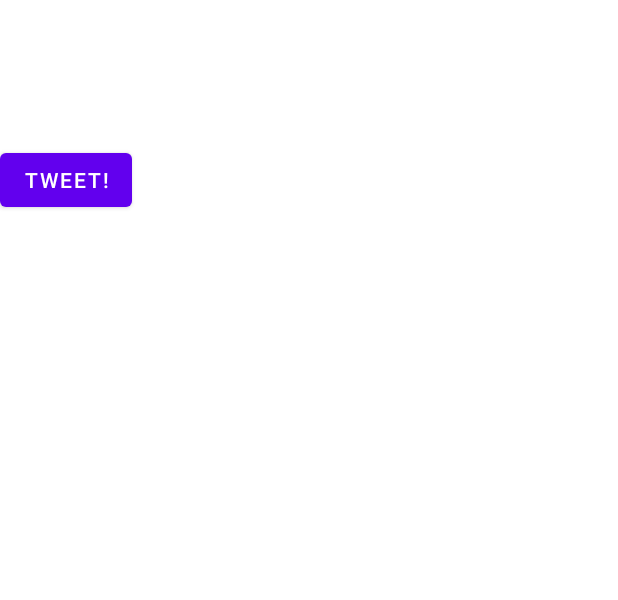
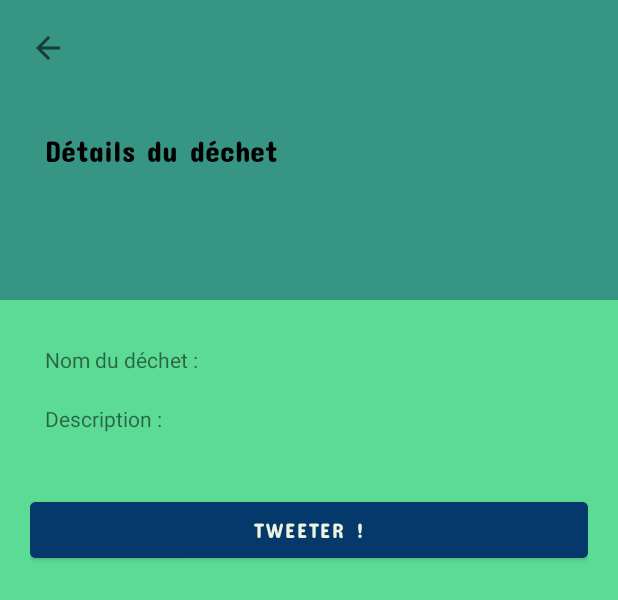
Before and after one commit to emmvou/balanceTonDechet, an Android app: the layout fragment_trash_data.xml on its own in the app's theme, with its tools: preview values and no code run, on a phone screen of 412 x 824 dp. Shown: the top 600 px of the screen. Run offline under Robolectric (Android 15) with nearby library versions, the phone set to English and light mode, and no system bars; network calls fail.

Commit message:
created layout

```diff
--- a/app/src/main/AndroidManifest.xml
+++ b/app/src/main/AndroidManifest.xml
@@ -44,6 +44,7 @@
             android:name=".view.ProfileNotificationsActivity"
             android:parentActivityName=".view.MainMenuActivity" >
         </activity>
+
     </application>
 
 </manifest>
--- a/app/src/main/res/layout/fragment_trash_data.xml
+++ b/app/src/main/res/layout/fragment_trash_data.xml
@@ -1,23 +1,104 @@
 <?xml version="1.0" encoding="utf-8"?>
-<FrameLayout xmlns:android="http://schemas.android.com/apk/res/android"
+<ScrollView xmlns:android="http://schemas.android.com/apk/res/android"
+    xmlns:app="http://schemas.android.com/apk/res-auto"
     xmlns:tools="http://schemas.android.com/tools"
     android:layout_width="match_parent"
     android:layout_height="match_parent"
-    tools:context=".view.TrashDataFragment">
+    android:background="@color/light_green"
+    tools:context=".view.ProfileActivity">
 
     <LinearLayout
         android:layout_width="match_parent"
-        android:layout_height="match_parent">
+        android:layout_height="match_parent"
+        android:orientation="vertical">
 
-        <Button
-            android:id="@+id/tweet_button"
-            android:layout_width="wrap_content"
+        <RelativeLayout
+            android:layout_width="match_parent"
+            android:layout_height="200dp"
+            android:background="@color/darker_green"
+            android:padding="20dp">
+
+            <ImageButton
+                android:id="@+id/backbutton"
+                android:layout_width="wrap_content"
+                android:layout_height="wrap_content"
+                android:background="?attr/selectableItemBackgroundBorderless"
+                android:src="?attr/homeAsUpIndicator" />
+
+            <TextView
+                android:layout_width="wrap_content"
+                android:layout_height="wrap_content"
+                android:layout_centerVertical="true"
+                android:layout_marginLeft="10dp"
+                android:fontFamily="@font/concertone_regular"
+                android:text="Détails du déchet"
+                android:textColor="@color/black"
+                android:textSize="20dp" />
+
+        </RelativeLayout>
+
+        <LinearLayout
+            android:layout_width="match_parent"
             android:layout_height="wrap_content"
-            android:layout_centerHorizontal="true"
-            android:layout_marginTop="96dp"
-            android:text="Tweet!" />
+            android:orientation="vertical"
+            android:padding="20dp">
+
+            <LinearLayout
+                android:layout_width="match_parent"
+                android:layout_height="wrap_content"
+                android:orientation="horizontal"
+                android:layout_margin="10sp">
+
+                <TextView
+                    android:layout_width="wrap_content"
+                    android:layout_height="wrap_content"
+                    android:text="Nom du déchet : " />
+
+                <TextView
+                    android:id="@+id/trash_name"
+                    android:layout_width="wrap_content"
+                    android:layout_height="wrap_content" />
+
+            </LinearLayout>
+
+            <LinearLayout
+                android:layout_width="match_parent"
+                android:layout_height="wrap_content"
+                android:orientation="horizontal"
+                android:layout_margin="10sp">
+
+                <TextView
+                    android:layout_width="wrap_content"
+                    android:layout_height="wrap_content"
+                    android:text="Description : " />
+
+                <TextView
+                    android:id="@+id/trash_desc"
+                    android:layout_width="wrap_content"
+                    android:layout_height="wrap_content" />
+
+            </LinearLayout>
+
+            <ImageView
+                android:id="@+id/trash_pict"
+                android:layout_width="wrap_content"
+                android:layout_height="wrap_content" />
+
+            <Button
+                android:layout_width="match_parent"
+                android:layout_height="wrap_content"
+                android:layout_marginTop="30dp"
+                android:backgroundTint="@color/imperial_blue"
+                android:fontFamily="@font/concertone_regular"
+                android:paddingTop="10dp"
+                android:paddingBottom="10dp"
+                android:text="Tweeter !"
+                android:textColor="@color/beige" />
+
+        </LinearLayout>
 
     </LinearLayout>
 
 
-</FrameLayout>
+
+</ScrollView>
```
